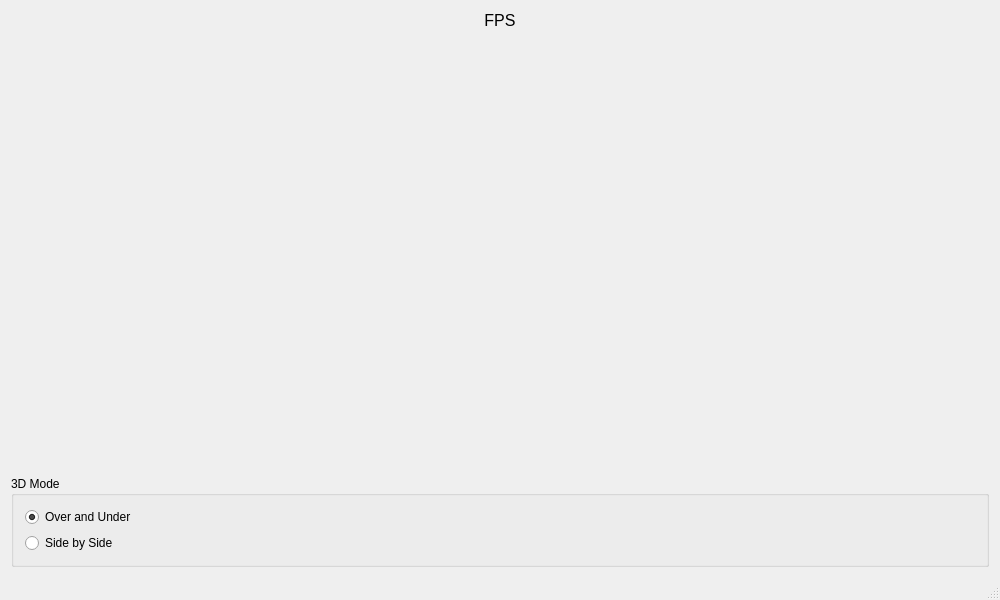
Old version of the form RoomInSpace/ui/mainwindow.ui in the repository mlee4242/CS123_RoomInSpace.
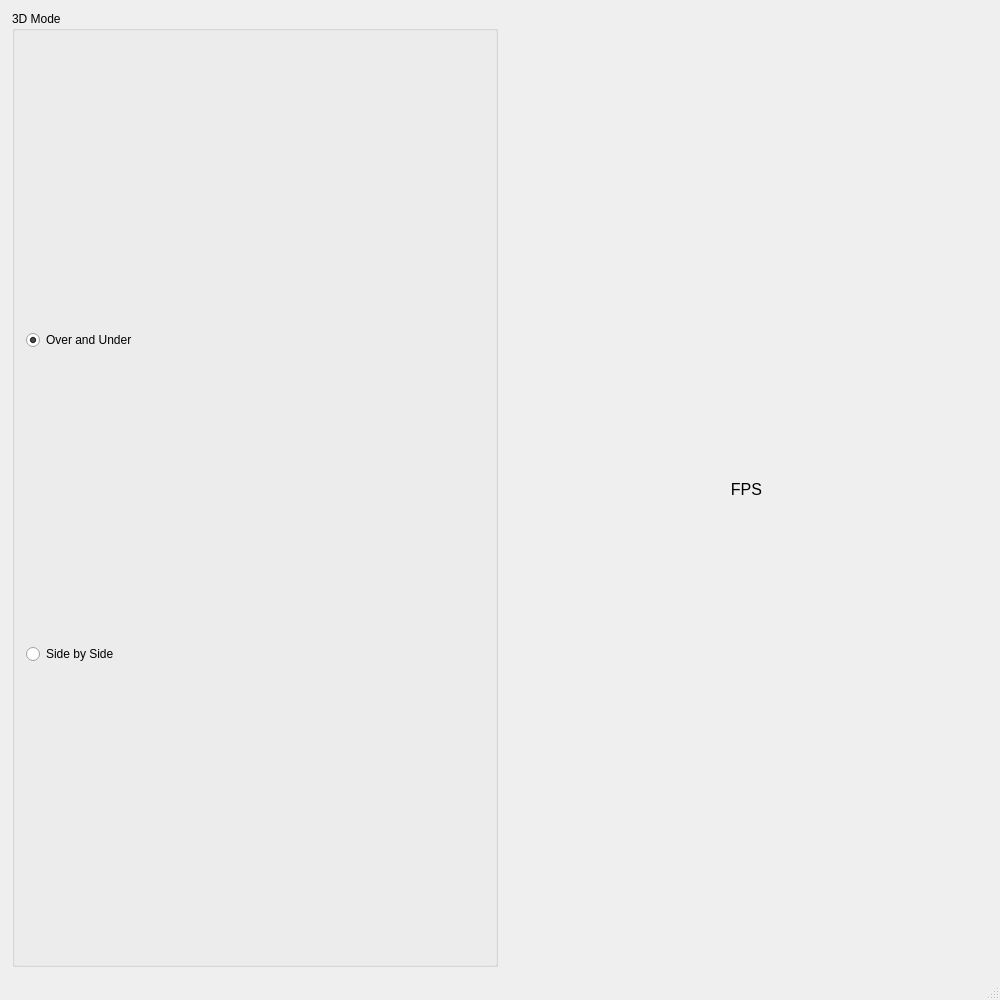
New version of the form.

Diff of the .ui file:
```diff
--- a/RoomInSpace/ui/mainwindow.ui
+++ b/RoomInSpace/ui/mainwindow.ui
@@ -7,7 +7,7 @@
     <x>0</x>
     <y>0</y>
     <width>1000</width>
-    <height>600</height>
+    <height>1000</height>
    </rect>
   </property>
   <property name="windowTitle">
@@ -18,7 +18,45 @@
     <item>
      <layout class="QHBoxLayout" name="horizontalLayout">
       <item>
-       <layout class="QVBoxLayout" name="verticalLayout_2">
+       <layout class="QVBoxLayout" name="rightLayout">
+        <property name="sizeConstraint">
+         <enum>QLayout::SetMaximumSize</enum>
+        </property>
+       </layout>
+      </item>
+     </layout>
+    </item>
+    <item>
+     <layout class="QHBoxLayout" name="horizontalLayout_2" stretch="0,0">
+      <property name="leftMargin">
+       <number>1</number>
+      </property>
+      <item>
+       <widget class="QGroupBox" name="groupBox">
+        <property name="title">
+         <string>3D Mode</string>
+        </property>
+        <layout class="QVBoxLayout" name="verticalLayout_3">
+         <item>
+          <widget class="QRadioButton" name="overUnderButton">
+           <property name="text">
+            <string>Over and Under</string>
+           </property>
+           <property name="checked">
+            <bool>true</bool>
+           </property>
+          </widget>
+         </item>
+         <item>
+          <widget class="QRadioButton" name="sideSideButton">
+           <property name="text">
+            <string>Side by Side</string>
+           </property>
+          </widget>
+         </item>
+        </layout>
+       </widget>
+      </item>
         <item>
          <widget class="QLabel" name="fpsLabel">
           <property name="font">
@@ -36,54 +74,6 @@
            <set>Qt::AlignCenter</set>
           </property>
          </widget>
-        </item>
-        <item>
-         <spacer name="verticalSpacer">
-          <property name="orientation">
-           <enum>Qt::Vertical</enum>
-          </property>
-          <property name="sizeHint" stdset="0">
-           <size>
-            <width>20</width>
-            <height>40</height>
-           </size>
-          </property>
-         </spacer>
-        </item>
-        <item>
-         <widget class="QGroupBox" name="groupBox">
-          <property name="title">
-           <string>3D Mode</string>
-          </property>
-          <layout class="QVBoxLayout" name="verticalLayout_3">
-           <item>
-            <widget class="QRadioButton" name="radioButton_2">
-             <property name="text">
-              <string>Over and Under</string>
-             </property>
-             <property name="checked">
-              <bool>true</bool>
-             </property>
-            </widget>
-           </item>
-           <item>
-            <widget class="QRadioButton" name="radioButton">
-             <property name="text">
-              <string>Side by Side</string>
-             </property>
-            </widget>
-           </item>
-          </layout>
-         </widget>
-        </item>
-       </layout>
-      </item>
-      <item>
-       <layout class="QVBoxLayout" name="rightLayout">
-        <property name="sizeConstraint">
-         <enum>QLayout::SetMaximumSize</enum>
-        </property>
-       </layout>
       </item>
      </layout>
     </item>
```
Lines whose indentation alone changed are shown as unchanged.
